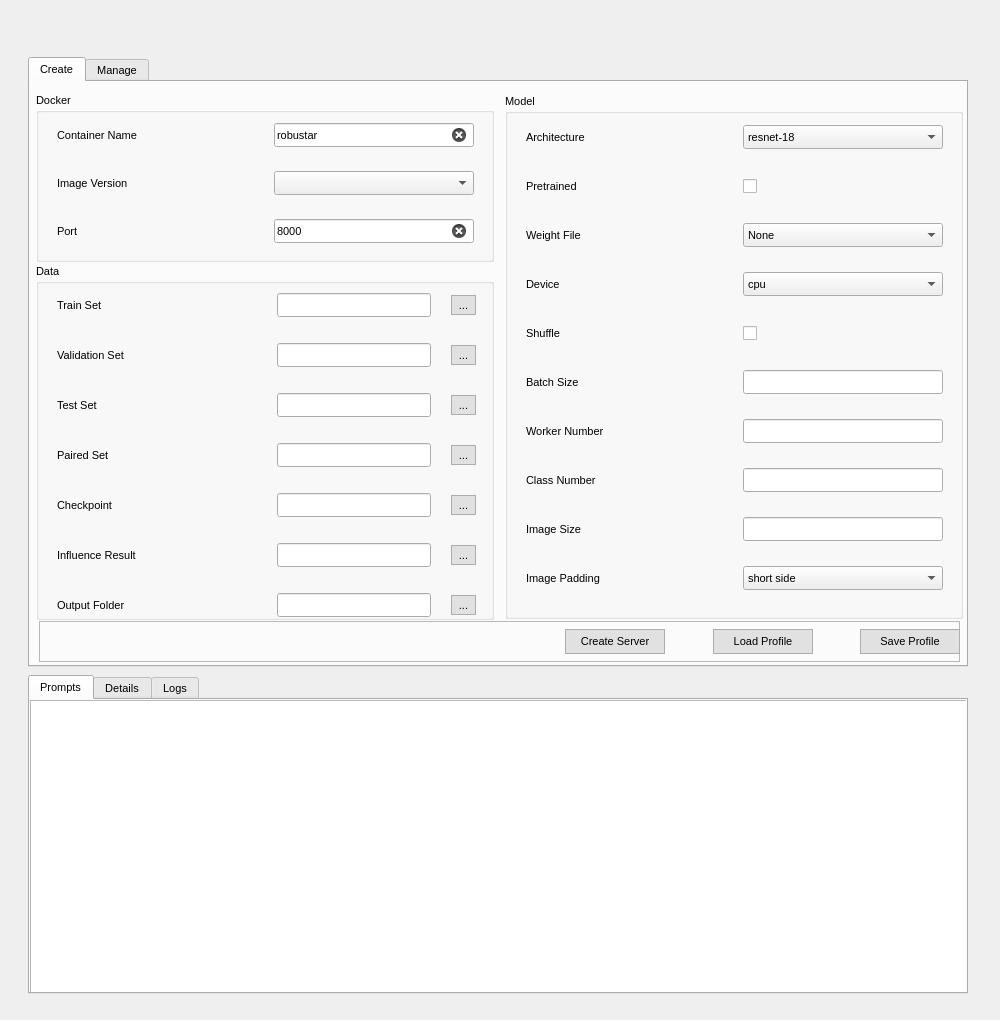
Above: launcher/resources/launcher_v2.ui from PaulCCCCCCH/Robustar_implementation before the change. Below: the same form after it.
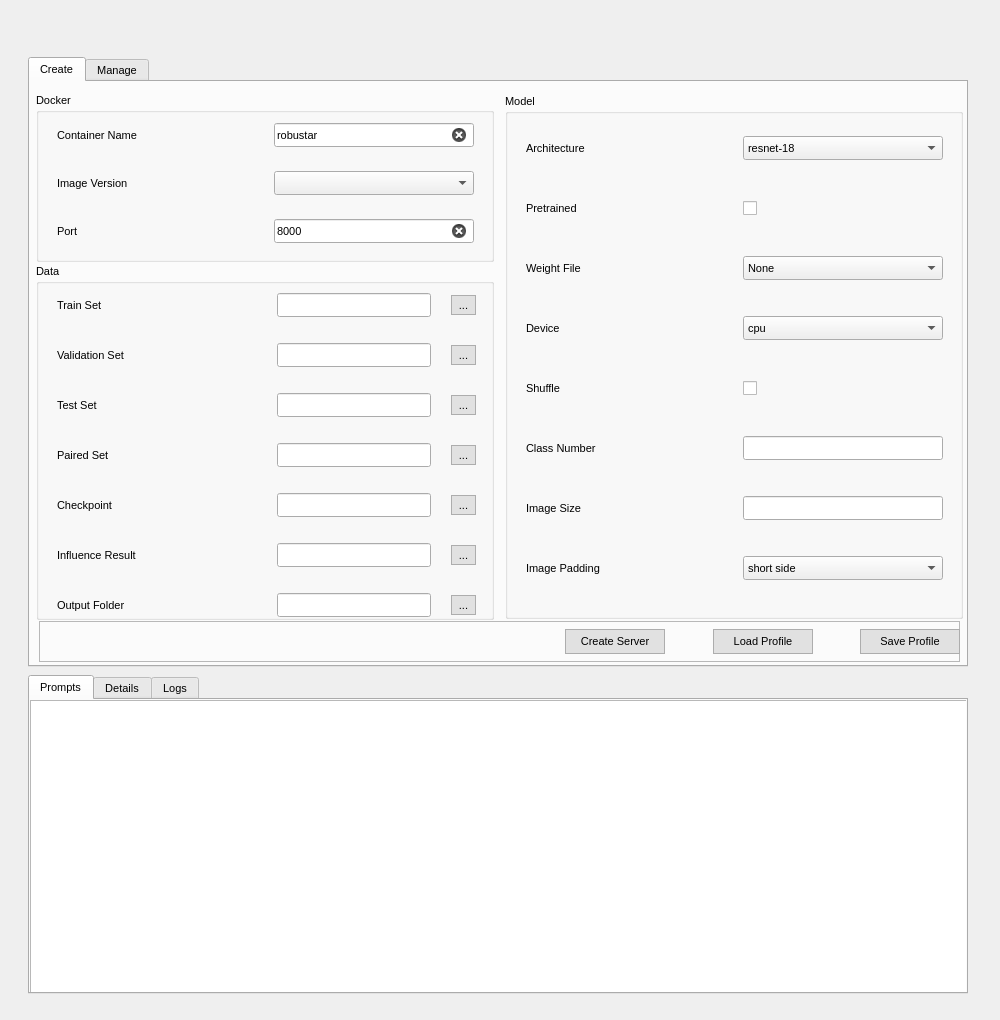
That is the form after the change. Icons and pictures are not drawn.

Commit message: Remove `batch_size` and `num_worker` configs in launcher

```diff
--- a/launcher/resources/launcher_v2.ui
+++ b/launcher/resources/launcher_v2.ui
@@ -1775,168 +1775,6 @@
                  </item>
                 </layout>
                </item>
-               <item>
-                <layout class="QHBoxLayout" name="batch_h_layout">
-                 <item>
-                  <widget class="QLabel" name="batch_lable">
-                   <property name="sizePolicy">
-                    <sizepolicy hsizetype="Fixed" vsizetype="Fixed">
-                     <horstretch>0</horstretch>
-                     <verstretch>0</verstretch>
-                    </sizepolicy>
-                   </property>
-                   <property name="minimumSize">
-                    <size>
-                     <width>200</width>
-                     <height>39</height>
-                    </size>
-                   </property>
-                   <property name="maximumSize">
-                    <size>
-                     <width>200</width>
-                     <height>39</height>
-                    </size>
-                   </property>
-                   <property name="font">
-                    <font>
-                     <family>Arial</family>
-                     <pointsize>8</pointsize>
-                     <weight>50</weight>
-                     <italic>false</italic>
-                     <bold>false</bold>
-                    </font>
-                   </property>
-                   <property name="toolTip">
-                    <string>The batch size of the data</string>
-                   </property>
-                   <property name="text">
-                    <string>Batch Size</string>
-                   </property>
-                  </widget>
-                 </item>
-                 <item>
-                  <widget class="QLineEdit" name="batch_line_edit">
-                   <property name="sizePolicy">
-                    <sizepolicy hsizetype="Fixed" vsizetype="Fixed">
-                     <horstretch>0</horstretch>
-                     <verstretch>0</verstretch>
-                    </sizepolicy>
-                   </property>
-                   <property name="minimumSize">
-                    <size>
-                     <width>200</width>
-                     <height>24</height>
-                    </size>
-                   </property>
-                   <property name="maximumSize">
-                    <size>
-                     <width>200</width>
-                     <height>24</height>
-                    </size>
-                   </property>
-                   <property name="font">
-                    <font>
-                     <family>Arial</family>
-                     <pointsize>8</pointsize>
-                     <weight>50</weight>
-                     <italic>false</italic>
-                     <bold>false</bold>
-                    </font>
-                   </property>
-                   <property name="text">
-                    <string/>
-                   </property>
-                   <property name="alignment">
-                    <set>Qt::AlignLeading|Qt::AlignLeft|Qt::AlignVCenter</set>
-                   </property>
-                   <property name="clearButtonEnabled">
-                    <bool>true</bool>
-                   </property>
-                  </widget>
-                 </item>
-                </layout>
-               </item>
-               <item>
-                <layout class="QHBoxLayout" name="worker_h_layout">
-                 <item>
-                  <widget class="QLabel" name="worker_h_layout_2">
-                   <property name="sizePolicy">
-                    <sizepolicy hsizetype="Fixed" vsizetype="Fixed">
-                     <horstretch>0</horstretch>
-                     <verstretch>0</verstretch>
-                    </sizepolicy>
-                   </property>
-                   <property name="minimumSize">
-                    <size>
-                     <width>200</width>
-                     <height>39</height>
-                    </size>
-                   </property>
-                   <property name="maximumSize">
-                    <size>
-                     <width>200</width>
-                     <height>39</height>
-                    </size>
-                   </property>
-                   <property name="font">
-                    <font>
-                     <family>Arial</family>
-                     <pointsize>8</pointsize>
-                     <weight>50</weight>
-                     <italic>false</italic>
-                     <bold>false</bold>
-                    </font>
-                   </property>
-                   <property name="toolTip">
-                    <string>The number of workers for the data loader</string>
-                   </property>
-                   <property name="text">
-                    <string>Worker Number</string>
-                   </property>
-                  </widget>
-                 </item>
-                 <item>
-                  <widget class="QLineEdit" name="worker_line_edit">
-                   <property name="sizePolicy">
-                    <sizepolicy hsizetype="Fixed" vsizetype="Fixed">
-                     <horstretch>0</horstretch>
-                     <verstretch>0</verstretch>
-                    </sizepolicy>
-                   </property>
-                   <property name="minimumSize">
-                    <size>
-                     <width>200</width>
-                     <height>24</height>
-                    </size>
-                   </property>
-                   <property name="maximumSize">
-                    <size>
-                     <width>200</width>
-                     <height>24</height>
-                    </size>
-                   </property>
-                   <property name="font">
-                    <font>
-                     <family>Arial</family>
-                     <pointsize>8</pointsize>
-                     <weight>50</weight>
-                     <italic>false</italic>
-                     <bold>false</bold>
-                    </font>
-                   </property>
-                   <property name="text">
-                    <string/>
-                   </property>
-                   <property name="alignment">
-                    <set>Qt::AlignLeading|Qt::AlignLeft|Qt::AlignVCenter</set>
-                   </property>
-                   <property name="clearButtonEnabled">
-                    <bool>true</bool>
-                   </property>
-                  </widget>
-                 </item>
-                </layout>
-               </item>
                <item>
                 <layout class="QHBoxLayout" name="cls_h_layout">
                  <item>
```
The commit also changes 5 other files.
